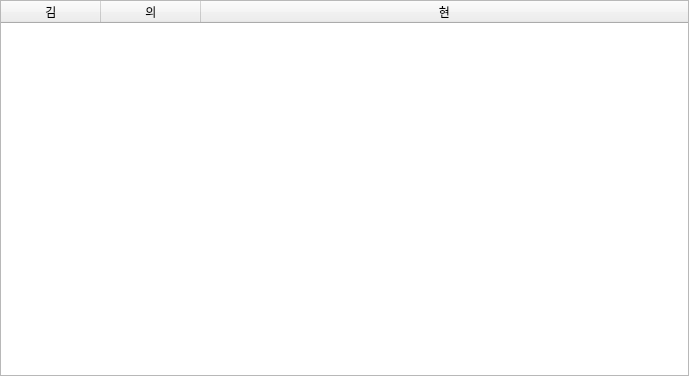
First picture: the form in src/styles/ui/signal_select.ui, repository showmethecoin/upbit-trader, before the edit.
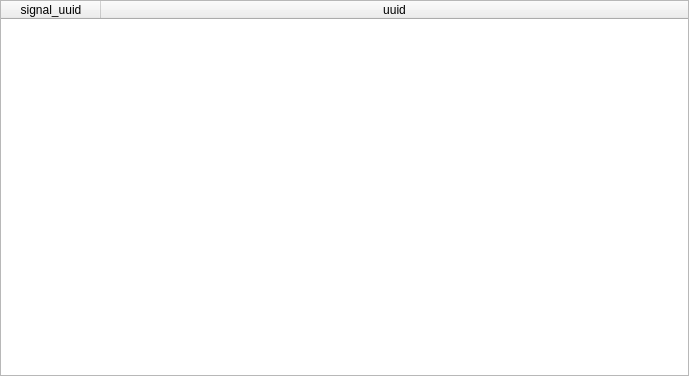
Second picture: the form after the edit.

Commit message: Auto stash before merge of "feature-gui" and "origin/feature-gui"

What changed in the file:
```diff
--- a/src/styles/ui/signal_select.ui
+++ b/src/styles/ui/signal_select.ui
@@ -48,17 +48,12 @@
      </attribute>
      <column>
       <property name="text">
-       <string>김</string>
+       <string>signal_uuid</string>
       </property>
      </column>
      <column>
       <property name="text">
-       <string>의</string>
-      </property>
-     </column>
-     <column>
-      <property name="text">
-       <string>현</string>
+       <string>uuid</string>
       </property>
      </column>
     </widget>
```
The commit also changes 6 other files.
